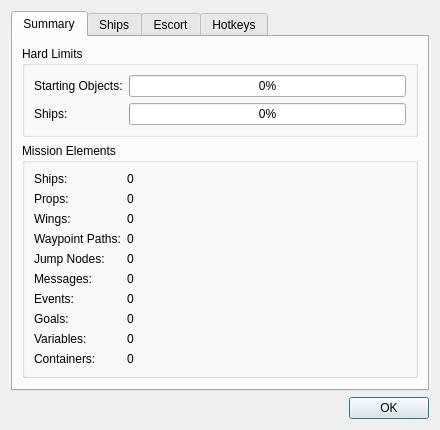
Qt form qtfred/ui/MissionStatsDialog.ui (scp-fs2open/fs2open.github.com) before a commit.
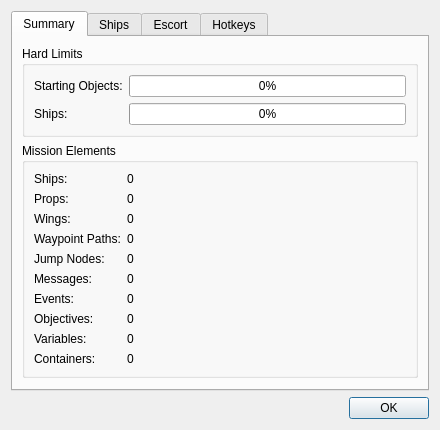
The same form after that commit.

Commit message: mission goals to mission objectives

```diff
--- a/qtfred/ui/MissionStatsDialog.ui
+++ b/qtfred/ui/MissionStatsDialog.ui
@@ -174,7 +174,7 @@
           <item row="7" column="0">
            <widget class="QLabel" name="label_goals">
             <property name="text">
-             <string>Goals:</string>
+             <string>Objectives:</string>
             </property>
            </widget>
           </item>
```
The commit also changes 20 other files.
